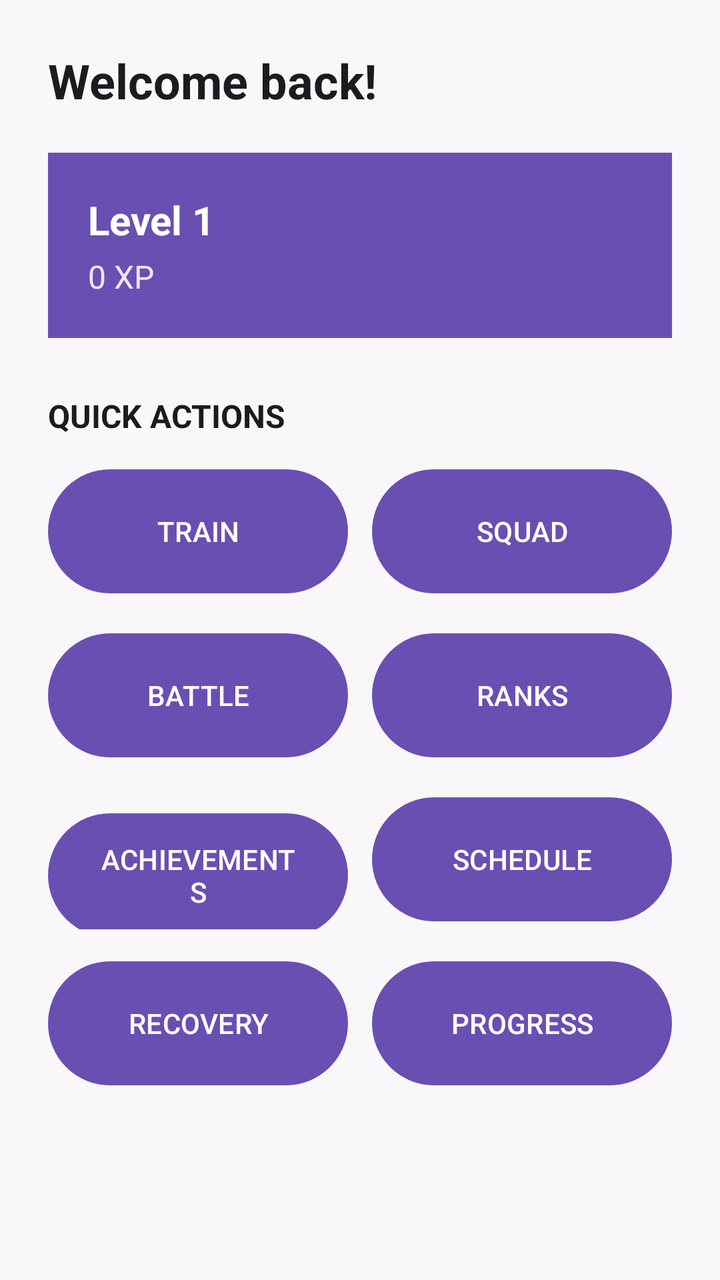
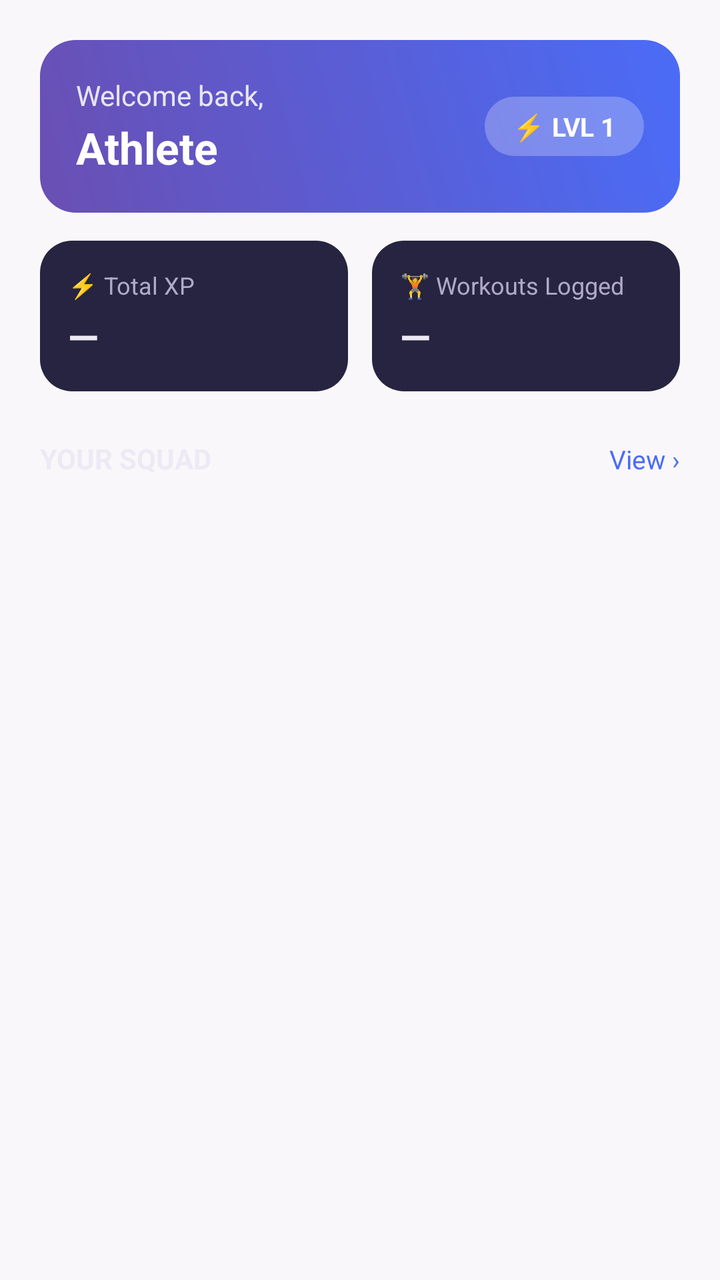

An Android layout rendered at two revisions. The XML below is the earlier revision; the diff shows what the commit changed to produce the second picture.
<!-- AndroidManifest.xml: application theme Theme.GymLeague -->
<!-- res/layout/fragment_home.xml -->
<?xml version="1.0" encoding="utf-8"?>
<ScrollView
    xmlns:android="http://schemas.android.com/apk/res/android"
    android:layout_width="match_parent"
    android:layout_height="match_parent"
    android:fillViewport="true">

    <LinearLayout
        android:layout_width="match_parent"
        android:layout_height="wrap_content"
        android:orientation="vertical"
        android:padding="24dp">

        <TextView
            android:id="@+id/tvWelcome"
            android:layout_width="match_parent"
            android:layout_height="wrap_content"
            android:text="Welcome back!"
            android:textColor="?attr/colorOnBackground"
            android:textSize="24sp"
            android:textStyle="bold" />

        <LinearLayout
            android:layout_width="match_parent"
            android:layout_height="wrap_content"
            android:layout_marginTop="20dp"
            android:orientation="vertical"
            android:padding="20dp"
            android:background="?attr/colorPrimary">

            <TextView
                android:id="@+id/tvLevel"
                android:layout_width="match_parent"
                android:layout_height="wrap_content"
                android:text="Level 1"
                android:textColor="@color/white"
                android:textSize="20sp"
                android:textStyle="bold" />

            <TextView
                android:id="@+id/tvXp"
                android:layout_width="match_parent"
                android:layout_height="wrap_content"
                android:layout_marginTop="4dp"
                android:text="0 XP"
                android:textColor="@color/gym_purple_container"
                android:textSize="16sp" />

        </LinearLayout>

        <TextView
            android:layout_width="wrap_content"
            android:layout_height="wrap_content"
            android:layout_marginTop="28dp"
            android:text="QUICK ACTIONS"
            android:textColor="?attr/colorOnBackground"
            android:textSize="16sp"
            android:textStyle="bold" />

        <LinearLayout
            android:layout_width="match_parent"
            android:layout_height="wrap_content"
            android:layout_marginTop="12dp"
            android:orientation="horizontal">

            <Button
                android:id="@+id/btnQuickTrain"
                android:layout_width="0dp"
                android:layout_height="70dp"
                android:layout_weight="1"
                android:layout_marginEnd="6dp"
                android:text="TRAIN" />

            <Button
                android:id="@+id/btnQuickSquad"
                android:layout_width="0dp"
                android:layout_height="70dp"
                android:layout_weight="1"
                android:layout_marginStart="6dp"
                android:text="SQUAD" />

        </LinearLayout>

        <LinearLayout
            android:layout_width="match_parent"
            android:layout_height="wrap_content"
            android:layout_marginTop="12dp"
            android:orientation="horizontal">

            <Button
                android:id="@+id/btnQuickBattle"
                android:layout_width="0dp"
                android:layout_height="70dp"
                android:layout_weight="1"
                android:layout_marginEnd="6dp"
                android:text="BATTLE" />

            <Button
                android:id="@+id/btnQuickRanks"
                android:layout_width="0dp"
                android:layout_height="70dp"
                android:layout_weight="1"
                android:layout_marginStart="6dp"
                android:text="RANKS" />

        </LinearLayout>

        <LinearLayout
            android:layout_width="match_parent"
            android:layout_height="wrap_content"
            android:layout_marginTop="12dp"
            android:orientation="horizontal">

            <Button
                android:id="@+id/btnQuickAchievements"
                android:layout_width="0dp"
                android:layout_height="70dp"
                android:layout_weight="1"
                android:layout_marginEnd="6dp"
                android:text="ACHIEVEMENTS" />

            <Button
                android:id="@+id/btnQuickSchedule"
                android:layout_width="0dp"
                android:layout_height="70dp"
                android:layout_weight="1"
                android:layout_marginStart="6dp"
                android:text="SCHEDULE" />

        </LinearLayout>

        <LinearLayout
            android:layout_width="match_parent"
            android:layout_height="wrap_content"
            android:layout_marginTop="12dp"
            android:orientation="horizontal">

            <Button
                android:id="@+id/btnQuickRecovery"
                android:layout_width="0dp"
                android:layout_height="70dp"
                android:layout_weight="1"
                android:layout_marginEnd="6dp"
                android:text="RECOVERY" />

            <Button
                android:id="@+id/btnQuickProgress"
                android:layout_width="0dp"
                android:layout_height="70dp"
                android:layout_weight="1"
                android:layout_marginStart="6dp"
                android:text="PROGRESS" />

        </LinearLayout>

    </LinearLayout>

</ScrollView>
<!-- resources referenced by this layout -->
<resources>
  <color name="gym_purple_container">#EDE6FA</color>
  <color name="white">#FFFFFFFF</color>
  <style name="Theme.GymLeague" parent="Base.Theme.GymLeague" />
  <style name="Base.Theme.GymLeague" parent="Theme.Material3.DayNight.NoActionBar">
          <item name="colorPrimary">@color/gym_purple</item>
          <item name="colorOnPrimary">@color/white</item>
          <item name="colorPrimaryContainer">@color/gym_purple_container</item>
          <item name="colorOnPrimaryContainer">@color/gym_purple_dark</item>
  
          <item name="colorSecondary">@color/gym_blue</item>
          <item name="colorOnSecondary">@color/white</item>
          <item name="colorSecondaryContainer">@color/gym_blue_container</item>
          <item name="colorOnSecondaryContainer">@color/gym_blue_dark</item>
  
          <item name="colorTertiary">@color/gym_gold</item>
  
          <item name="android:colorBackground">@color/background_light</item>
          <item name="colorOnBackground">@color/on_surface_light</item>
  
          <item name="colorSurface">@color/surface_light</item>
          <item name="colorOnSurface">@color/on_surface_light</item>
  
          <item name="colorError">@color/gym_error</item>
          <item name="colorErrorContainer">@color/gym_error_container</item>
          <item name="colorOnError">@color/white</item>
  
          <item name="android:statusBarColor">@color/gym_purple</item>
          <item name="android:windowLightStatusBar">false</item>
      </style>
  <color name="gym_purple">#6A4FB3</color>
  <color name="gym_purple_dark">#4A3080</color>
  <color name="gym_blue">#4A6CF7</color>
  <color name="gym_blue_container">#E3E9FF</color>
  <color name="gym_blue_dark">#2F49C4</color>
  <color name="gym_gold">#FFB300</color>
  <color name="background_light">#FAF7FA</color>
  <color name="on_surface_light">#1C1B1F</color>
  <color name="surface_light">#FFFFFF</color>
  <color name="gym_error">#B3261E</color>
  <color name="gym_error_container">#F9DEDC</color>
</resources>

<!-- the commit's change to res/layout/fragment_home.xml (unified diff, before → after) -->
@@ -9,149 +9,153 @@
         android:layout_width="match_parent"
         android:layout_height="wrap_content"
         android:orientation="vertical"
-        android:padding="24dp">
+        android:padding="20dp">
 
-        <TextView
-            android:id="@+id/tvWelcome"
-            android:layout_width="match_parent"
-            android:layout_height="wrap_content"
-            android:text="Welcome back!"
-            android:textColor="?attr/colorOnBackground"
-            android:textSize="24sp"
-            android:textStyle="bold" />
-
+        
         <LinearLayout
             android:layout_width="match_parent"
             android:layout_height="wrap_content"
-            android:layout_marginTop="20dp"
-            android:orientation="vertical"
-            android:padding="20dp"
-            android:background="?attr/colorPrimary">
+            android:orientation="horizontal"
+            android:gravity="center_vertical"
+            android:background="@drawable/bg_welcome_card"
+            android:padding="18dp">
+
+            <LinearLayout
+                android:layout_width="0dp"
+                android:layout_height="wrap_content"
+                android:layout_weight="1"
+                android:orientation="vertical">
+
+                <TextView
+                    android:layout_width="wrap_content"
+                    android:layout_height="wrap_content"
+                    android:text="Welcome back,"
+                    android:textColor="#D9FFFFFF"
+                    android:textSize="14sp" />
+
+                <TextView
+                    android:id="@+id/tvWelcome"
+                    android:layout_width="wrap_content"
+                    android:layout_height="wrap_content"
+                    android:layout_marginTop="2dp"
+                    android:text="Athlete"
+                    android:textColor="@color/white"
+                    android:textSize="22sp"
+                    android:textStyle="bold" />
+
+            </LinearLayout>
 
             <TextView
                 android:id="@+id/tvLevel"
-                android:layout_width="match_parent"
+                android:layout_width="wrap_content"
                 android:layout_height="wrap_content"
-                android:text="Level 1"
+                android:background="@drawable/bg_level_pill"
+                android:paddingHorizontal="14dp"
+                android:paddingVertical="6dp"
+                android:text="⚡ LVL 1"
                 android:textColor="@color/white"
-                android:textSize="20sp"
+                android:textSize="13sp"
+                android:textStyle="bold" />
+
+        </LinearLayout>
+
+        
+        <LinearLayout
+            android:layout_width="match_parent"
+            android:layout_height="wrap_content"
+            android:layout_marginTop="14dp"
+            android:orientation="horizontal">
+
+            <LinearLayout
+                android:layout_width="0dp"
+                android:layout_height="wrap_content"
+                android:layout_weight="1"
+                android:layout_marginEnd="6dp"
+                android:orientation="vertical"
+                android:background="@drawable/bg_card_dark"
+                android:padding="14dp">
+
+                <TextView
+                    android:layout_width="wrap_content"
+                    android:layout_height="wrap_content"
+                    android:text="⚡ Total XP"
+                    android:textColor="@color/on_surface_secondary_dark"
+                    android:textSize="12sp" />
+
+                <TextView
+                    android:id="@+id/tvXp"
+                    android:layout_width="wrap_content"
+                    android:layout_height="wrap_content"
+                    android:layout_marginTop="4dp"
+                    android:text="—"
+                    android:textColor="@color/on_surface_dark"
+                    android:textSize="20sp"
+                    android:textStyle="bold" />
+
+            </LinearLayout>
+
+            <LinearLayout
+                android:layout_width="0dp"
+                android:layout_height="wrap_content"
+                android:layout_weight="1"
+                android:layout_marginStart="6dp"
+                android:orientation="vertical"
+                android:background="@drawable/bg_card_dark"
+                android:padding="14dp">
+
+                <TextView
+                    android:layout_width="wrap_content"
+                    android:layout_height="wrap_content"
+                    android:text="🏋 Workouts Logged"
+                    android:textColor="@color/on_surface_secondary_dark"
+                    android:textSize="12sp" />
+
+                <TextView
+                    android:id="@+id/tvWorkoutCount"
+                    android:layout_width="wrap_content"
+                    android:layout_height="wrap_content"
+                    android:layout_marginTop="4dp"
+                    android:text="—"
+                    android:textColor="@color/on_surface_dark"
+                    android:textSize="20sp"
+                    android:textStyle="bold" />
+
+            </LinearLayout>
+
+        </LinearLayout>
+
+        
+        <LinearLayout
+            android:layout_width="match_parent"
+            android:layout_height="wrap_content"
+            android:layout_marginTop="24dp"
+            android:orientation="horizontal">
+
+            <TextView
+                android:layout_width="0dp"
+                android:layout_height="wrap_content"
+                android:layout_weight="1"
+                android:text="YOUR SQUAD"
+                android:textColor="@color/on_surface_dark"
+                android:textSize="14sp"
                 android:textStyle="bold" />
 
             <TextView
-                android:id="@+id/tvXp"
-                android:layout_width="match_parent"
+                android:id="@+id/tvSquadView"
+                android:layout_width="wrap_content"
                 android:layout_height="wrap_content"
-                android:layout_marginTop="4dp"
-                android:text="0 XP"
-                android:textColor="@color/gym_purple_container"
-                android:textSize="16sp" />
-
-        </LinearLayout>
-
-        <TextView
-            android:layout_width="wrap_content"
-            android:layout_height="wrap_content"
-            android:layout_marginTop="28dp"
-            android:text="QUICK ACTIONS"
-            android:textColor="?attr/colorOnBackground"
-            android:textSize="16sp"
-            android:textStyle="bold" />
-
-        <LinearLayout
-            android:layout_width="match_parent"
-            android:layout_height="wrap_content"
-            android:layout_marginTop="12dp"
-            android:orientation="horizontal">
-
-            <Button
-                android:id="@+id/btnQuickTrain"
-                android:layout_width="0dp"
-                android:layout_height="70dp"
-                android:layout_weight="1"
-                android:layout_marginEnd="6dp"
-                android:text="TRAIN" />
-
-            <Button
-                android:id="@+id/btnQuickSquad"
-                android:layout_width="0dp"
-                android:layout_height="70dp"
-                android:layout_weight="1"
-                android:layout_marginStart="6dp"
-                android:text="SQUAD" />
+                android:text="View ›"
+                android:textColor="@color/gym_blue"
+                android:textSize="13sp" />
 
         </LinearLayout>
 
         <LinearLayout
+            android:id="@+id/squadSection"
             android:layout_width="match_parent"
             android:layout_height="wrap_content"
-            android:layout_marginTop="12dp"
-            android:orientation="horizontal">
-
-            <Button
-                android:id="@+id/btnQuickBattle"
-                android:layout_width="0dp"
-                android:layout_height="70dp"
-                android:layout_weight="1"
-                android:layout_marginEnd="6dp"
-                android:text="BATTLE" />
-
-            <Button
-                android:id="@+id/btnQuickRanks"
-                android:layout_width="0dp"
-                android:layout_height="70dp"
-                android:layout_weight="1"
-                android:layout_marginStart="6dp"
-                android:text="RANKS" />
-
-        </LinearLayout>
-
-        <LinearLayout
-            android:layout_width="match_parent"
-            android:layout_height="wrap_content"
-            android:layout_marginTop="12dp"
-            android:orientation="horizontal">
-
-            <Button
-                android:id="@+id/btnQuickAchievements"
-                android:layout_width="0dp"
-                android:layout_height="70dp"
-                android:layout_weight="1"
-                android:layout_marginEnd="6dp"
-                android:text="ACHIEVEMENTS" />
-
-            <Button
-                android:id="@+id/btnQuickSchedule"
-                android:layout_width="0dp"
-                android:layout_height="70dp"
-                android:layout_weight="1"
-                android:layout_marginStart="6dp"
-                android:text="SCHEDULE" />
-
-        </LinearLayout>
-
-        <LinearLayout
-            android:layout_width="match_parent"
-            android:layout_height="wrap_content"
-            android:layout_marginTop="12dp"
-            android:orientation="horizontal">
-
-            <Button
-                android:id="@+id/btnQuickRecovery"
-                android:layout_width="0dp"
-                android:layout_height="70dp"
-                android:layout_weight="1"
-                android:layout_marginEnd="6dp"
-                android:text="RECOVERY" />
-
-            <Button
-                android:id="@+id/btnQuickProgress"
-                android:layout_width="0dp"
-                android:layout_height="70dp"
-                android:layout_weight="1"
-                android:layout_marginStart="6dp"
-                android:text="PROGRESS" />
-
-        </LinearLayout>
+            android:layout_marginTop="10dp"
+            android:orientation="vertical" />
 
     </LinearLayout>
 
<!-- resource entries referenced after the edit -->
@@ -2,7 +2,29 @@
 <resources>
   <color name="gym_purple_container">#EDE6FA</color>
   <color name="white">#FFFFFFFF</color>
+  <!-- drawable bg_card_dark (drawable) -->
+  <?xml version="1.0" encoding="utf-8"?>
+  <shape xmlns:android="http://schemas.android.com/apk/res/android" android:shape="rectangle">
+      <solid android:color="@color/surface_dark" />
+      <corners android:radius="16dp" />
+  </shape>
+  <!-- drawable bg_level_pill (drawable) -->
+  <?xml version="1.0" encoding="utf-8"?>
+  <shape xmlns:android="http://schemas.android.com/apk/res/android" android:shape="rectangle">
+      <solid android:color="#40FFFFFF" />
+      <corners android:radius="20dp" />
+  </shape>
+  <!-- drawable bg_welcome_card (drawable) -->
+  <?xml version="1.0" encoding="utf-8"?>
+  <shape xmlns:android="http://schemas.android.com/apk/res/android" android:shape="rectangle">
+      <gradient
+          android:angle="45"
+          android:startColor="@color/gym_purple"
+          android:endColor="@color/gym_blue" />
+      <corners android:radius="18dp" />
+  </shape>
   <style name="Theme.GymLeague" parent="Base.Theme.GymLeague" />
+  <color name="surface_dark">#262440</color>
   <style name="Base.Theme.GymLeague" parent="Theme.Material3.DayNight.NoActionBar">
           <item name="colorPrimary">@color/gym_purple</item>
           <item name="colorOnPrimary">@color/white</item>
@@ -32,6 +54,8 @@
   <color name="gym_purple">#6A4FB3</color>
   <color name="gym_purple_dark">#4A3080</color>
   <color name="gym_blue">#4A6CF7</color>
+  <color name="on_surface_dark">#EDEAF5</color>
+  <color name="on_surface_secondary_dark">#B0AAC7</color>
   <color name="gym_blue_container">#E3E9FF</color>
   <color name="gym_blue_dark">#2F49C4</color>
   <color name="gym_gold">#FFB300</color>
